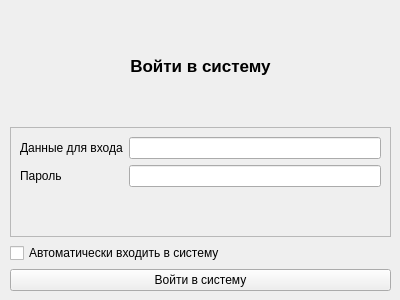
Qt form ui/login_form.ui (Salmon-bit/School-Map) before a commit.
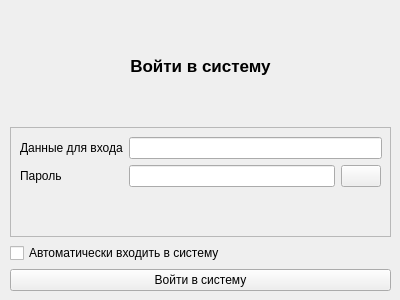
The same form after that commit. Icons and pictures are not drawn.

```diff
--- a/ui/login_form.ui
+++ b/ui/login_form.ui
@@ -10,6 +10,24 @@
     <height>300</height>
    </rect>
   </property>
+  <property name="sizePolicy">
+   <sizepolicy hsizetype="Fixed" vsizetype="Fixed">
+    <horstretch>0</horstretch>
+    <verstretch>0</verstretch>
+   </sizepolicy>
+  </property>
+  <property name="minimumSize">
+   <size>
+    <width>400</width>
+    <height>300</height>
+   </size>
+  </property>
+  <property name="maximumSize">
+   <size>
+    <width>400</width>
+    <height>300</height>
+   </size>
+  </property>
   <property name="windowTitle">
    <string>Login</string>
   </property>
@@ -65,7 +83,7 @@
         <rect>
          <x>10</x>
          <y>10</y>
-         <width>361</width>
+         <width>362</width>
          <height>91</height>
         </rect>
        </property>
@@ -88,7 +106,43 @@
          </widget>
         </item>
         <item row="1" column="1">
-         <widget class="QLineEdit" name="password"/>
+         <layout class="QFormLayout" name="formLayout_2">
+          <item row="0" column="0">
+           <widget class="QLineEdit" name="password">
+            <property name="sizePolicy">
+             <sizepolicy hsizetype="Fixed" vsizetype="Fixed">
+              <horstretch>0</horstretch>
+              <verstretch>0</verstretch>
+             </sizepolicy>
+            </property>
+            <property name="minimumSize">
+             <size>
+              <width>206</width>
+              <height>0</height>
+             </size>
+            </property>
+            <property name="echoMode">
+             <enum>QLineEdit::Password</enum>
+            </property>
+           </widget>
+          </item>
+          <item row="0" column="1">
+           <widget class="QPushButton" name="show_password">
+            <property name="sizePolicy">
+             <sizepolicy hsizetype="Fixed" vsizetype="Fixed">
+              <horstretch>0</horstretch>
+              <verstretch>0</verstretch>
+             </sizepolicy>
+            </property>
+            <property name="text">
+             <string/>
+            </property>
+            <property name="icon">
+             <iconset theme="dialog-password"/>
+            </property>
+           </widget>
+          </item>
+         </layout>
         </item>
        </layout>
       </widget>
```
